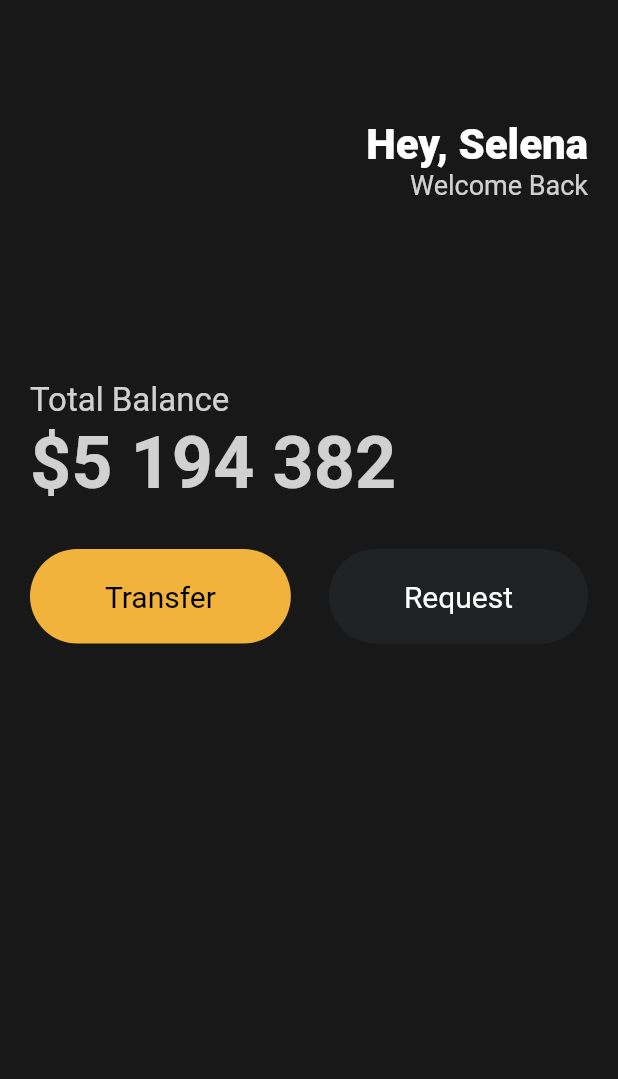
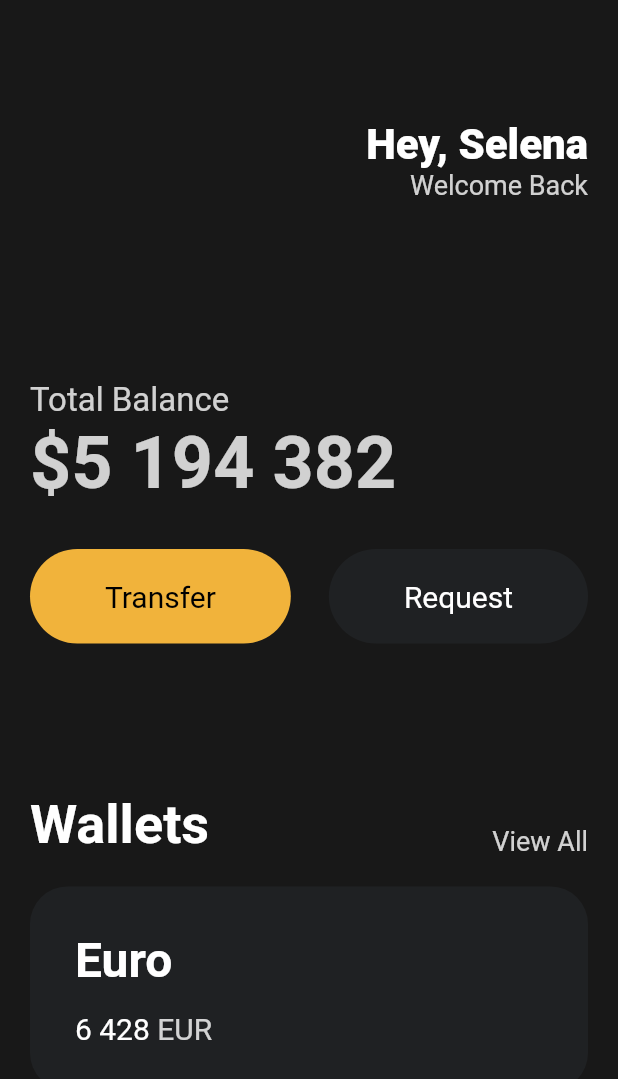
Before and after one commit to itbebop/flutter_ui_exercise1, a Flutter app: the screen it shows after launch, on a phone screen of 412 x 824 dp. Shown: the top 1079 px of the screen. Run offline on Flutter 3.47's test engine with Material 2 defaults, Android fonts, the light colour scheme and no system bars.

Commit message:
2023/09/03 card 만드는 중

```diff
--- a/lib/main.dart
+++ b/lib/main.dart
@@ -85,6 +85,83 @@
                     textColor: Colors.white,
                   ),
                 ],
+              ),
+              const SizedBox(
+                height: 100,
+              ),
+              Row(
+                crossAxisAlignment: CrossAxisAlignment.end,
+                mainAxisAlignment: MainAxisAlignment.spaceBetween,
+                children: [
+                  const Text(
+                    'Wallets',
+                    style: TextStyle(
+                      color: Colors.white,
+                      fontSize: 36,
+                      fontWeight: FontWeight.w600,
+                    ),
+                  ),
+                  Text(
+                    'View All',
+                    style: TextStyle(
+                      color: Colors.white.withOpacity(0.8),
+                      fontSize: 18,
+                    ),
+                  ),
+                ],
+              ),
+              const SizedBox(
+                height: 20,
+              ),
+              Container(
+                decoration: BoxDecoration(
+                  color: const Color(0xFF1F2123),
+                  borderRadius: BorderRadius.circular(25),
+                ),
+                child: Padding(
+                  padding: const EdgeInsets.all(30),
+                  child: Row(
+                    children: [
+                      Column(
+                        crossAxisAlignment: CrossAxisAlignment.start,
+                        children: [
+                          const Text(
+                            'Euro',
+                            style: TextStyle(
+                              color: Colors.white,
+                              fontSize: 32,
+                              fontWeight: FontWeight.w600,
+                            ),
+                          ),
+                          const SizedBox(
+                            height: 15,
+                          ),
+                          Row(
+                            children: [
+                              const Text(
+                                '6 428',
+                                style: TextStyle(
+                                  color: Colors.white,
+                                  fontSize: 20,
+                                ),
+                              ),
+                              const SizedBox(
+                                width: 5,
+                              ),
+                              Text(
+                                'EUR',
+                                style: TextStyle(
+                                  color: Colors.white.withOpacity(0.8),
+                                  fontSize: 20,
+                                ),
+                              ),
+                            ],
+                          ),
+                        ],
+                      ),
+                    ],
+                  ),
+                ),
               )
             ],
           ),
```
